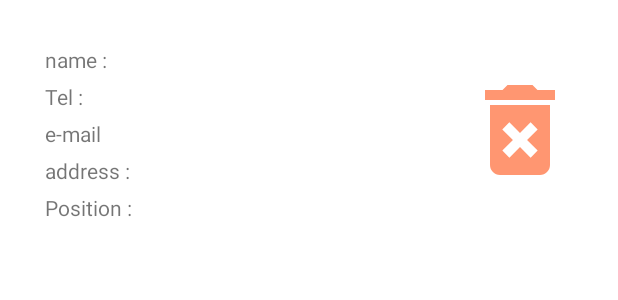
After one commit to peatnwr/rollinginthebeef, an Android app: the layout set_permissions_item_layout.xml on its own in the app's theme, with its tools: preview values and no code run, on a phone screen of 412 x 824 dp. The commit adds this screen. Shown: the top 300 px of the screen. Run offline under Robolectric (Android 15) with nearby library versions, the phone set to English and light mode, and no system bars.

Commit message:
implement set permission

```diff
--- a/app/src/main/java/com/example/rollinginthebeef/modules/OrderAdapter.kt
+++ b/app/src/main/java/com/example/rollinginthebeef/modules/OrderAdapter.kt
@@ -7,7 +7,6 @@ import android.view.View
 import android.view.ViewGroup
 import androidx.recyclerview.widget.RecyclerView
 import com.example.rollinginthebeef.activities.ConfirmOrderPaymentActivity
-import com.example.rollinginthebeef.activities.DeliveryStatusAdminActivity
 import com.example.rollinginthebeef.databinding.OrderItemLayoutBinding
 import kotlin.collections.ArrayList
 
--- a/app/src/main/java/com/example/rollinginthebeef/retrofits/authenticationAPI.kt
+++ b/app/src/main/java/com/example/rollinginthebeef/retrofits/authenticationAPI.kt
@@ -45,4 +45,9 @@ interface authenticationAPI {
         @Field("user_password") user_password: String,
         @Field("user_cfpassword") user_cfpassword: String
     ): Call<loginUser>
+
+    @DELETE("userpermission/{user_id}")
+    fun deletePermissionUser(
+        @Path("user_id") user_id: Int
+    ): Call<loginUser>
 }
--- a/app/src/main/java/com/example/rollinginthebeef/retrofits/dataAPI.kt
+++ b/app/src/main/java/com/example/rollinginthebeef/retrofits/dataAPI.kt
@@ -38,4 +38,7 @@ interface dataAPI {
         @Field("product_qty") product_qty: Int,
         @Field("category_id") category_id: Int
     ): Call<ProductList>
+
+    @GET("userpermission")
+    fun retrieveUser(): Call<List<UserPermission>>
 }
--- /dev/null
+++ b/app/src/main/res/layout/set_permissions_item_layout.xml
@@ -0,0 +1,62 @@
+<?xml version="1.0" encoding="utf-8"?>
+<RelativeLayout xmlns:android="http://schemas.android.com/apk/res/android"
+    android:layout_width="match_parent"
+    android:layout_height="wrap_content"
+    android:padding="10dp">
+
+    <LinearLayout
+        android:layout_width="match_parent"
+        android:layout_height="wrap_content"
+        android:orientation="horizontal"
+        android:background="@drawable/searchview_background">
+        <LinearLayout
+            android:orientation="vertical"
+            android:layout_width="270dp"
+            android:layout_height="wrap_content"
+            android:layout_marginTop="10dp"
+            android:padding="10dp"
+            android:layout_marginLeft="10dp">
+            <TextView
+                android:id="@+id/nameTx"
+                android:layout_width="match_parent"
+                android:layout_height="wrap_content"
+                android:layout_marginBottom="5dp"
+                android:text="name :"/>
+            <TextView
+                android:id="@+id/telTx"
+                android:layout_width="match_parent"
+                android:layout_height="wrap_content"
+                android:layout_marginBottom="5dp"
+                android:text="Tel :"/>
+            <TextView
+                android:id="@+id/emailTx"
+                android:layout_width="match_parent"
+                android:layout_height="wrap_content"
+                android:layout_marginBottom="5dp"
+                android:text="e-mail"/>
+            <TextView
+                android:id="@+id/addressTx"
+                android:layout_width="match_parent"
+                android:layout_height="wrap_content"
+                android:text="address :"
+                android:layout_marginBottom="5dp"/>
+            <TextView
+                android:id="@+id/positionTx"
+                android:layout_width="match_parent"
+                android:layout_height="wrap_content"
+                android:text="Position :"
+                android:layout_marginBottom="5dp"/>
+        </LinearLayout>
+    </LinearLayout>
+
+
+    <ImageButton
+        android:id="@+id/btnSureDelete"
+        android:layout_width="80dp"
+        android:layout_height="80dp"
+        android:layout_alignParentRight="true"
+        android:layout_centerInParent="true"
+        android:layout_marginRight="15dp"
+        android:background="@drawable/ic_delete" />
+
+</RelativeLayout>
```
Also changed, not shown: app/src/main/java/com/example/rollinginthebeef/activities/SetPermissionsActivity.kt (+58 -2 lines), app/src/main/java/com/example/rollinginthebeef/modules/SetPermissionsAdapter.kt (added, +83 -0 lines), app/src/main/java/com/example/rollinginthebeef/modules/UserPermission.kt (added, +23 -0 lines), app/src/main/res/layout/activity_set_permissions.xml (+7 -50 lines), 1 other file.
